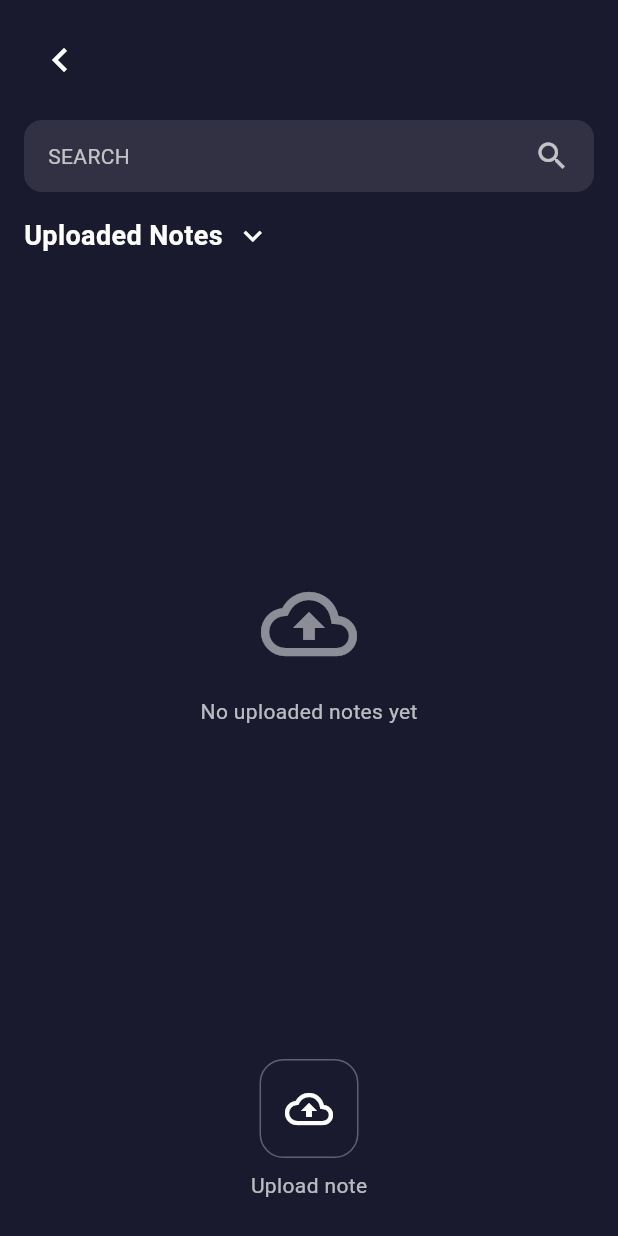
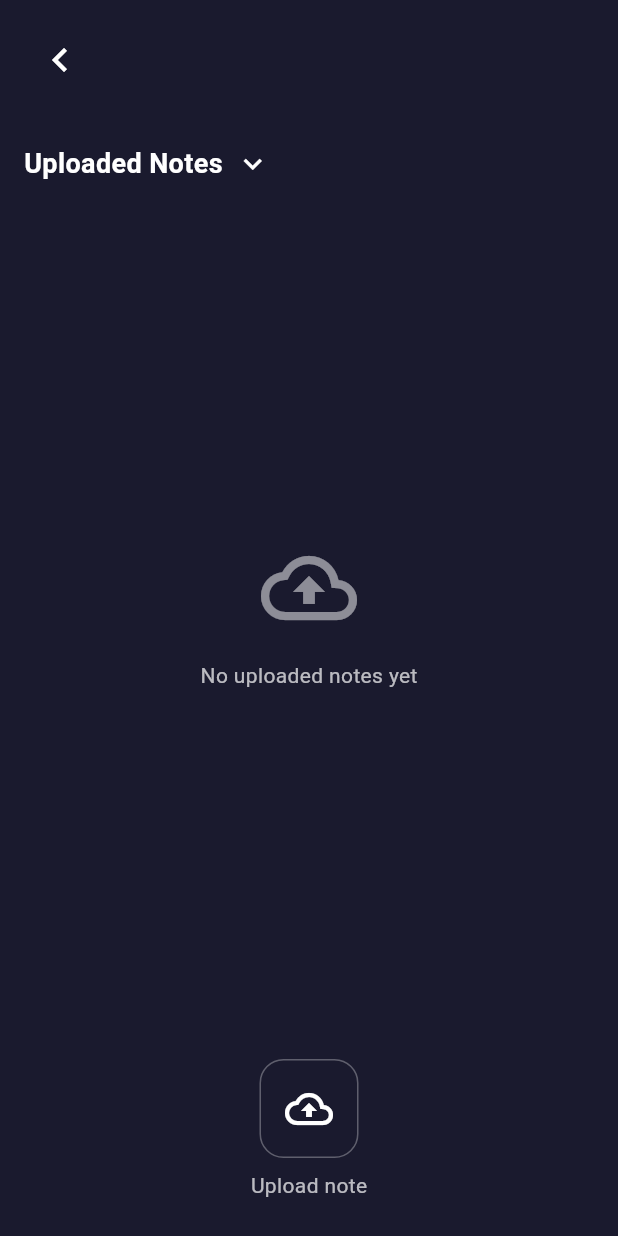
Before and after one commit to mustafamervantemel/cs310, a Flutter app: the UploadedNotesScreen screen opened by its route, on a phone screen of 412 x 824 dp. Run offline on Flutter 3.47's test engine with Material 3 defaults, Android fonts, the phone set to English and light mode, and no system bars; our stand-ins replace cloud_firestore, file_picker, firebase_auth, firebase_core, firebase_storage, shared_preferences; accounts and stored records are empty.

Commit message:
Editing the screen without bugs

```diff
--- a/lib/screens/uploaded_notes_screen.dart
+++ b/lib/screens/uploaded_notes_screen.dart
@@ -38,15 +38,7 @@ class UploadedNotesScreen extends StatelessWidget {
               ),
             ),
 
-            // Search Bar
-            Padding(
-              padding: const EdgeInsets.symmetric(horizontal: 16),
-              child: Container(
-                padding: const EdgeInsets.symmetric(horizontal: 16, vertical: 12),
-                decoration: BoxDecoration(color: Colors.white.withOpacity(0.1), borderRadius: BorderRadius.circular(12)),
-                child: const Row(children: [Text('SEARCH', style: TextStyle(color: Colors.white70)), Spacer(), Icon(Icons.search, color: Colors.white70)]),
-              ),
-            ),
+
 
             const SizedBox(height: 16),
             const Padding(
```
